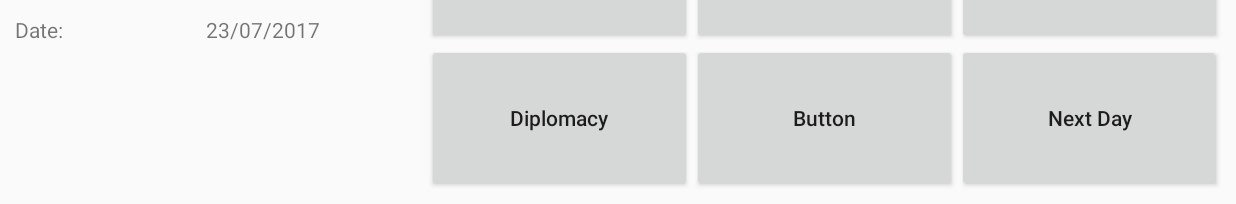
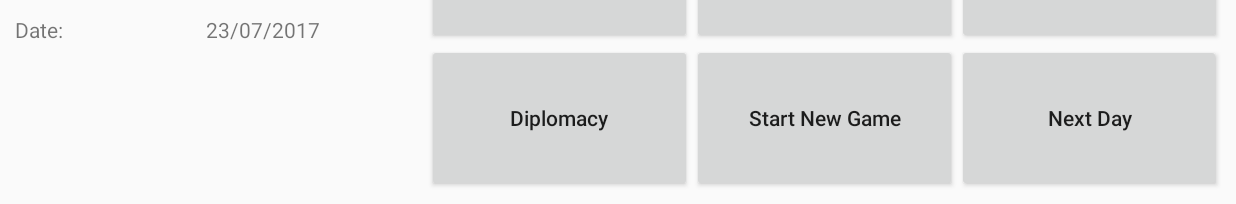
Before and after one commit to sunny778/ArmyWarFinal, an Android app: the StartGameActivity screen opened directly, with no data from a screen before it, after a tap on "START NEW GAME", on a phone screen of 824 x 412 dp (held sideways). Shown: the part 411-615 px from the top of the screen. Run offline under Robolectric (Android 15) with nearby library versions, the phone set to English and light mode, and no system bars; our stand-ins replace Firebase (no records; nobody signed in at launch, a user with empty details on screens opened directly); 1 statement that could not run was skipped.

Commit message:
Fix StartGameActivity bugs

```diff
--- a/app/src/main/res/layout/fragment_main.xml
+++ b/app/src/main/res/layout/fragment_main.xml
@@ -123,7 +123,7 @@
                 android:layout_width="match_parent"
                 android:layout_height="match_parent"
                 android:layout_weight="1"
-                android:text="Buy Army"
+                android:text="@string/button_buy_army"
                 android:textAllCaps="false" />
 
             <Button
@@ -154,7 +154,7 @@
                 android:layout_width="match_parent"
                 android:layout_height="match_parent"
                 android:layout_weight="1"
-                android:text="War Center"
+                android:text="@string/button_war_center"
                 android:textAllCaps="false" />
 
             <Button
@@ -189,11 +189,11 @@
                 android:textAllCaps="false" />
 
             <Button
-                android:id="@+id/button5"
+                android:id="@+id/buttonNewGame"
                 android:layout_width="match_parent"
                 android:layout_height="match_parent"
                 android:layout_weight="1"
-                android:text="Button"
+                android:text="@string/button_new_game"
                 android:textAllCaps="false" />
 
             <Button
--- a/app/src/main/res/values/strings.xml
+++ b/app/src/main/res/values/strings.xml
@@ -23,4 +23,6 @@
     <string name="first_time_run">firstTimeRun</string>
     <string name="button_new_game">Start New Game</string>
     <string name="button_exit">Exit</string>
+    <string name="button_war_center">War Center</string>
+    <string name="button_buy_army">Buy Army</string>
 </resources>
```
Also changed, not shown: app/src/main/java/com/example/sunny/restaurantapp/MainFragment.java (+16 -1 lines), app/src/main/java/com/example/sunny/restaurantapp/StartGameActivity.java (+5 -2 lines), app/src/main/java/com/example/sunny/restaurantapp/WarCenterFragment.java (+45 -12 lines), app/src/main/res/layout/fragment_war_center.xml (+26 -8 lines).
